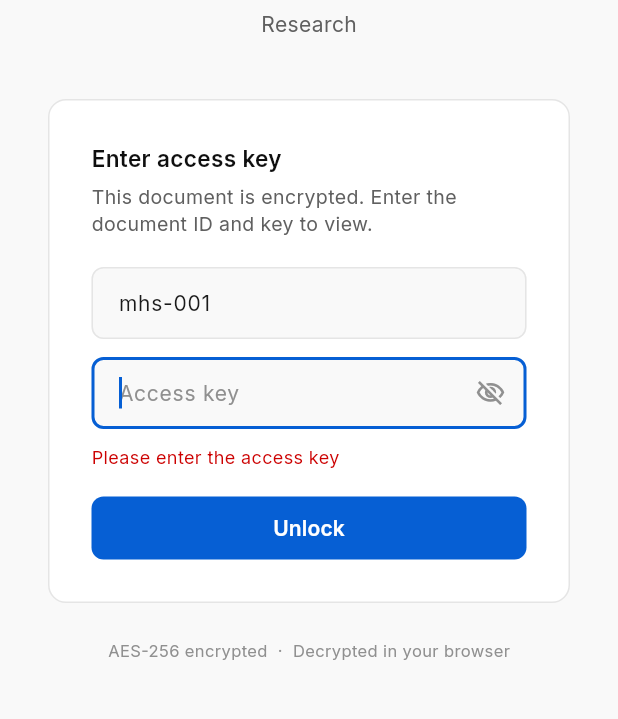
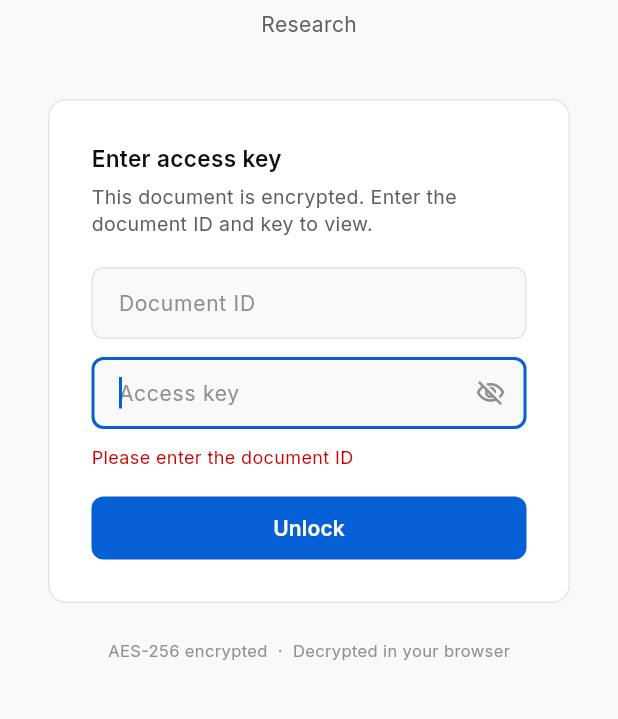
Before and after one commit to domovinatv/research.domovina.tv, a Flutter app: the screen it shows after launch, after a tap on "Unlock", on a phone screen of 412 x 824 dp, the part 366-1085 px from its top. Run offline on Flutter 3.47's test engine with Material 3 defaults, Android fonts, the phone set to English and light mode, and no system bars; our stand-ins replace flutter_markdown, google_fonts; missing offline and left inert: encrypt.

Commit message:
feat: URL params for auto-unlock and logout button
- Document ID field is now empty by default (no prefilled value)
- URL params ?doc=<id>&key=<passphrase> prefill the form and auto-submit
- Logout icon in the viewer header returns to the unlock form
  to switch between documents

Co-Authored-By: Claude Opus 4.6 <noreply@anthropic.com>

```diff
--- a/lib/main.dart
+++ b/lib/main.dart
@@ -70,10 +70,21 @@ class _AppShellState extends State<AppShell> {
     });
   }
 
+  void _onLogout() {
+    setState(() {
+      _enContent = null;
+      _hrContent = null;
+    });
+  }
+
   @override
   Widget build(BuildContext context) {
     if (_enContent != null && _hrContent != null) {
-      return DualMarkdownViewer(enMarkdown: _enContent!, hrMarkdown: _hrContent!);
+      return DualMarkdownViewer(
+        enMarkdown: _enContent!,
+        hrMarkdown: _hrContent!,
+        onLogout: _onLogout,
+      );
     }
     return UnlockScreen(onUnlocked: _onUnlocked);
   }
@@ -108,7 +119,7 @@ class UnlockScreen extends StatefulWidget {
 }
 
 class _UnlockScreenState extends State<UnlockScreen> {
-  final _docIdController = TextEditingController(text: 'mhs-001');
+  final _docIdController = TextEditingController();
   final _controller = TextEditingController();
   final _focusNode = FocusNode();
   final _formKey = GlobalKey();
@@ -120,9 +131,26 @@ class _UnlockScreenState extends State<UnlockScreen> {
   void initState() {
     super.initState();
     _focusNode.addListener(_onFocusChange);
-    Future.delayed(const Duration(milliseconds: 300), () {
-      if (mounted) _focusNode.requestFocus();
-    });
+    _readUrlParams();
+  }
+
+  void _readUrlParams() {
+    final uri = Uri.base;
+    final doc = uri.queryParameters['doc'];
+    final key = uri.queryParameters['key'];
+    if (doc != null && doc.isNotEmpty) _docIdController.text = doc;
+    if (key != null && key.isNotEmpty) _controller.text = key;
+
+    // Auto-submit if both params provided
+    if (doc != null && doc.isNotEmpty && key != null && key.isNotEmpty) {
+      Future.delayed(const Duration(milliseconds: 100), () {
+        if (mounted) _submit();
+      });
+    } else {
+      Future.delayed(const Duration(milliseconds: 300), () {
+        if (mounted) _focusNode.requestFocus();
+      });
+    }
   }
 
   void _onFocusChange() {
@@ -407,7 +435,8 @@ String _stripH1(String markdown) {
 class DualMarkdownViewer extends StatefulWidget {
   final String enMarkdown;
   final String hrMarkdown;
-  const DualMarkdownViewer({super.key, required this.enMarkdown, required this.hrMarkdown});
+  final VoidCallback? onLogout;
+  const DualMarkdownViewer({super.key, required this.enMarkdown, required this.hrMarkdown, this.onLogout});
 
   @override
   State<DualMarkdownViewer> createState() => _DualMarkdownViewerState();
@@ -621,6 +650,16 @@ class _DualMarkdownViewerState extends State<DualMarkdownViewer> {
           Container(width: 1, height: 16, color: _border),
           const SizedBox(width: 8),
           Text('Hrvatski', style: GoogleFonts.inter(fontSize: 12, fontWeight: FontWeight.w600, color: _textSecondary)),
+          if (widget.onLogout != null) ...[
+            const SizedBox(width: 16),
+            IconButton(
+              onPressed: widget.onLogout,
+              icon: const Icon(Icons.logout_rounded, size: 18, color: _textSecondary),
+              tooltip: 'Switch document',
+              padding: EdgeInsets.zero,
+              constraints: const BoxConstraints(minWidth: 32, minHeight: 32),
+            ),
+          ],
         ],
       ),
     );
```
